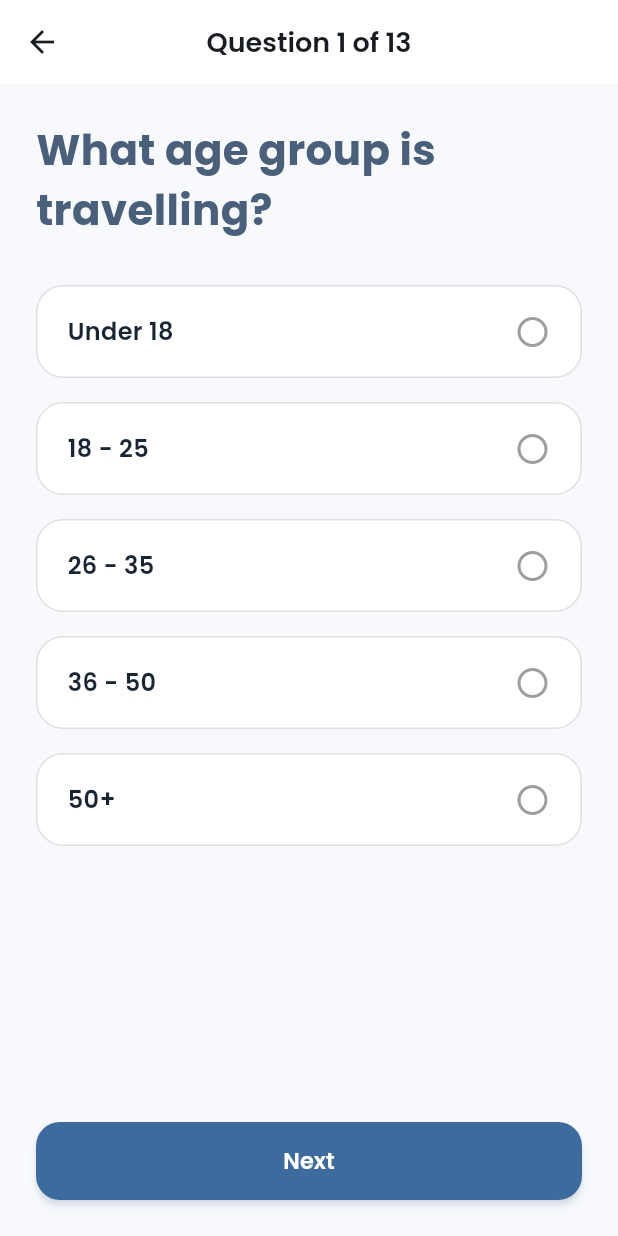
After one commit to nirvaan-voyage/phone_application, a Flutter app: the QuestionnaireScreen screen opened directly, on a phone screen of 412 x 824 dp. The commit adds this screen. Run offline on Flutter 3.47's test engine with Material 3 defaults, Android fonts, the phone set to English and light mode, and no system bars; our stand-ins replace flutter_riverpod, flutter_secure_storage, google_fonts; accounts and stored records are empty.

Commit message:
Implemented questionnaire flow and travel preference screens

```diff
--- /dev/null
+++ b/lib/core/data/questionnaire_data.dart
@@ -0,0 +1,144 @@
+import '../../models/question.dart';
+
+const List<Question> questionnaireQuestions = [
+  Question(
+    id: "age_group",
+    title: "What age group is travelling?",
+    options: [
+      "Under 18",
+      "18 - 25",
+      "26 - 35",
+      "36 - 50",
+      "50+",
+    ],
+  ),
+  Question(
+    id: "companions",
+    title: "Who are you travelling with?",
+    options: [
+      "Solo",
+      "Partner",
+      "Friends",
+      "Family",
+      "Colleagues",
+    ],
+  ),
+  Question(
+    id: "trip_type",
+    title: "What type of trip do you want?",
+    options: [
+      "Adventure",
+      "Relaxation",
+      "Nature",
+      "Cultural",
+      "Luxury",
+      "Romantic",
+    ],
+  ),
+  Question(
+    id: "accommodation",
+    title: "What accommodation do you prefer?",
+    options: [
+      "Hotel",
+      "Airbnb",
+      "Resort",
+      "Homestay",
+      "Hostel",
+      "Camping",
+    ],
+  ),
+  Question(
+    id: "transportation",
+    title: "Preferred transportation?",
+    options: [
+      "Flight",
+      "Train",
+      "Bus",
+      "Self Drive",
+      "Bike",
+    ],
+  ),
+  Question(
+    id: "food",
+    title: "Food preference?",
+    options: [
+      "Street Food",
+      "Local Cuisine",
+      "Fine Dining",
+      "Vegetarian",
+      "Vegan",
+      "No Preference",
+    ],
+  ),
+  Question(
+    id: "pace",
+    title: "Preferred pace of travel?",
+    options: [
+      "Relaxed",
+      "Balanced",
+      "Fast-Paced",
+    ],
+  ),
+  Question(
+    id: "hidden_gems",
+    title: "Do you want hidden gems included?",
+    options: [
+      "Yes",
+      "Maybe",
+      "No",
+    ],
+  ),
+  Question(
+    id: "guide",
+    title: "Would you like a local guide?",
+    options: [
+      "Yes",
+      "No",
+      "Only for sightseeing",
+    ],
+  ),
+  Question(
+    id: "accessibility",
+    title: "Any accessibility requirements?",
+    options: [
+      "None",
+      "Wheelchair Accessible",
+      "Senior Friendly",
+      "Child Friendly",
+    ],
+  ),
+  Question(
+    id: "attractions",
+    title: "What attractions interest you the most?",
+    options: [
+      "Historical",
+      "Nature",
+      "Adventure",
+      "Religious",
+      "Shopping",
+      "Nightlife",
+    ],
+  ),
+  Question(
+    id: "activities",
+    title: "Which activities would you like to experience?",
+    options: [
+      "Trekking",
+      "Boating",
+      "Camping",
+      "Wildlife Safari",
+      "Photography",
+      "Shopping",
+    ],
+  ),
+  Question(
+    id: "start_time",
+    title: "Preferred daily start time?",
+    options: [
+      "Early Morning",
+      "Morning",
+      "Afternoon",
+      "Flexible",
+    ],
+  ),
+];
--- a/lib/core/services/api_service.dart
+++ b/lib/core/services/api_service.dart
@@ -2,7 +2,7 @@ import 'dart:convert';
 import 'package:http/http.dart' as http;
 
 class ApiService {
-  static const String baseUrl = "http://192.168.1.27:8080";
+  static const String baseUrl = "http://192.168.1.16:8080";
 
   Future<Map<String, dynamic>> post(
     String endpoint,
--- /dev/null
+++ b/lib/models/question.dart
@@ -0,0 +1,11 @@
+class Question {
+  final String id;
+  final String title;
+  final List<String> options;
+
+  const Question({
+    required this.id,
+    required this.title,
+    required this.options,
+  });
+}
--- a/lib/repositories/auth_repository.dart
+++ b/lib/repositories/auth_repository.dart
@@ -47,7 +47,7 @@ class AuthRepository {
     return await _api.post(
       "/auth/generate-otp",
       {
-        "email": email,
+        "identifier": email,
         "purpose": purpose,
       },
     );
@@ -62,7 +62,7 @@ class AuthRepository {
     return await _api.post(
       "/auth/verify-otp",
       {
-        "email": email,
+        "identifier": email,
         "purpose": purpose,
         "code": code,
       },
@@ -78,7 +78,7 @@ class AuthRepository {
     return await _api.post(
       "/auth/reset-password",
       {
-        "email": email,
+        "identifier": email,
         "code": code,
         "password": password,
       },
--- /dev/null
+++ b/lib/screens/questionnaire/QuestionnaireScreen.dart
@@ -0,0 +1,133 @@
+import 'package:flutter/material.dart';
+import 'package:flutter_riverpod/flutter_riverpod.dart';
+
+import '../../core/data/questionnaire_data.dart';
+import '../../providers/questionnaire_provider.dart';
+import '../../widgets/primary_button.dart';
+import '../../widgets/question_option_card.dart';
+import 'review_screen.dart'; // <-- Make sure this exists
+
+class QuestionnaireScreen extends ConsumerStatefulWidget {
+  const QuestionnaireScreen({super.key});
+
+  @override
+  ConsumerState<QuestionnaireScreen> createState() =>
+      _QuestionnaireScreenState();
+}
+
+class _QuestionnaireScreenState extends ConsumerState<QuestionnaireScreen> {
+  String? selectedOption;
+
+  @override
+  Widget build(BuildContext context) {
+    final questionnaire = ref.watch(questionnaireProvider);
+
+    final currentQuestion =
+        questionnaireQuestions[questionnaire.currentQuestion];
+
+    final isLastQuestion =
+        questionnaire.currentQuestion == questionnaireQuestions.length - 1;
+
+    return Scaffold(
+      appBar: AppBar(
+        title: Text(
+          "Question ${questionnaire.currentQuestion + 1} of ${questionnaireQuestions.length}",
+        ),
+        centerTitle: true,
+      ),
+      body: Padding(
+        padding: const EdgeInsets.all(24),
+        child: Column(
+          crossAxisAlignment: CrossAxisAlignment.start,
+          children: [
+            Text(
+              currentQuestion.title,
+              style: const TextStyle(
+                fontSize: 28,
+                fontWeight: FontWeight.bold,
+              ),
+            ),
+            const SizedBox(height: 30),
+            Expanded(
+              child: ListView.builder(
+                itemCount: currentQuestion.options.length,
+                itemBuilder: (context, index) {
+                  final option = currentQuestion.options[index];
+
+                  return QuestionOptionCard(
+                    title: option,
+                    isSelected: selectedOption == option,
+                    onTap: () {
+                      setState(() {
+                        selectedOption = option;
+                      });
+                    },
+                  );
+                },
+              ),
+            ),
+            Row(
+              children: [
+                if (questionnaire.currentQuestion > 0)
+                  Expanded(
+                    child: OutlinedButton(
+                      onPressed: () {
+                        ref
+                            .read(questionnaireProvider.notifier)
+                            .previousQuestion();
+
+                        setState(() {
+                          selectedOption = null;
+                        });
+                      },
+                      child: const Text("Previous"),
+                    ),
+                  ),
+                if (questionnaire.currentQuestion > 0)
+                  const SizedBox(width: 12),
+                Expanded(
+                  child: PrimaryButton(
+                    label: isLastQuestion ? "Finish" : "Next",
+                    onPressed: () {
+                      if (selectedOption == null) {
+                        ScaffoldMessenger.of(context).showSnackBar(
+                          const SnackBar(
+                            content: Text(
+                              "Please select an option.",
+                            ),
+                          ),
+                        );
+                        return;
+                      }
+
+                      ref.read(questionnaireProvider.notifier).saveAnswer(
+                            currentQuestion.id,
+                            selectedOption!,
+                          );
+
+                      if (isLastQuestion) {
+                        Navigator.push(
+                          context,
+                          MaterialPageRoute(
+                            builder: (_) => const ReviewScreen(),
+                          ),
+                        );
+                        return;
+                      }
+
+                      ref.read(questionnaireProvider.notifier).nextQuestion();
+
+                      setState(() {
+                        selectedOption = null;
+                      });
+                    },
+                  ),
+                ),
+              ],
+            ),
+          ],
+        ),
+      ),
+    );
+  }
+}
--- /dev/null
+++ b/lib/widgets/question_option_card.dart
@@ -0,0 +1,75 @@
+import 'package:flutter/material.dart';
+import 'package:google_fonts/google_fonts.dart';
+import '../core/constants/app_colors.dart';
+
+class QuestionOptionCard extends StatelessWidget {
+  final String title;
+  final bool isSelected;
+  final VoidCallback onTap;
+
+  const QuestionOptionCard({
+    super.key,
+    required this.title,
+    required this.isSelected,
+    required this.onTap,
+  });
+
+  @override
+  Widget build(BuildContext context) {
+    return AnimatedContainer(
+      duration: const Duration(milliseconds: 220),
+      margin: const EdgeInsets.only(bottom: 16),
+      child: Material(
+        color: Colors.transparent,
+        child: InkWell(
+          borderRadius: BorderRadius.circular(18),
+          onTap: onTap,
+          child: Container(
+            padding: const EdgeInsets.symmetric(
+              horizontal: 20,
+              vertical: 18,
+            ),
+            decoration: BoxDecoration(
+              color: isSelected
+                  ? AppColors.primary.withOpacity(0.08)
+                  : Colors.white,
+              borderRadius: BorderRadius.circular(18),
+              border: Border.all(
+                color: isSelected ? AppColors.primary : Colors.grey.shade300,
+                width: isSelected ? 2 : 1,
+              ),
+            ),
+            child: Row(
+              children: [
+                Expanded(
+                  child: Text(
+                    title,
+                    style: GoogleFonts.poppins(
+                      fontSize: 16,
+                      fontWeight: FontWeight.w600,
+                      color: AppColors.textDark,
+                    ),
+                  ),
+                ),
+                AnimatedSwitcher(
+                  duration: const Duration(milliseconds: 200),
+                  child: isSelected
+                      ? const Icon(
+                          Icons.check_circle,
+                          color: AppColors.primary,
+                          key: ValueKey("selected"),
+                        )
+                      : const Icon(
+                          Icons.radio_button_unchecked,
+                          color: Colors.grey,
+                          key: ValueKey("unselected"),
+                        ),
+                ),
+              ],
+            ),
+          ),
+        ),
+      ),
+    );
+  }
+}
```
Also changed, not shown: lib/providers/questionnaire_provider.dart (added, +75 -0 lines), lib/screens/questionnaire/destination_screen.dart (added, +88 -0 lines), lib/screens/questionnaire/loading_screen.dart (added, +41 -0 lines), lib/screens/questionnaire/review_screen.dart (added, +63 -0 lines), lib/screens/travel_details_screen.dart (+12 -19 lines), lib/widgets/option_tile.dart (added), lib/widgets/progress_bar.dart (added), 1 other file.
